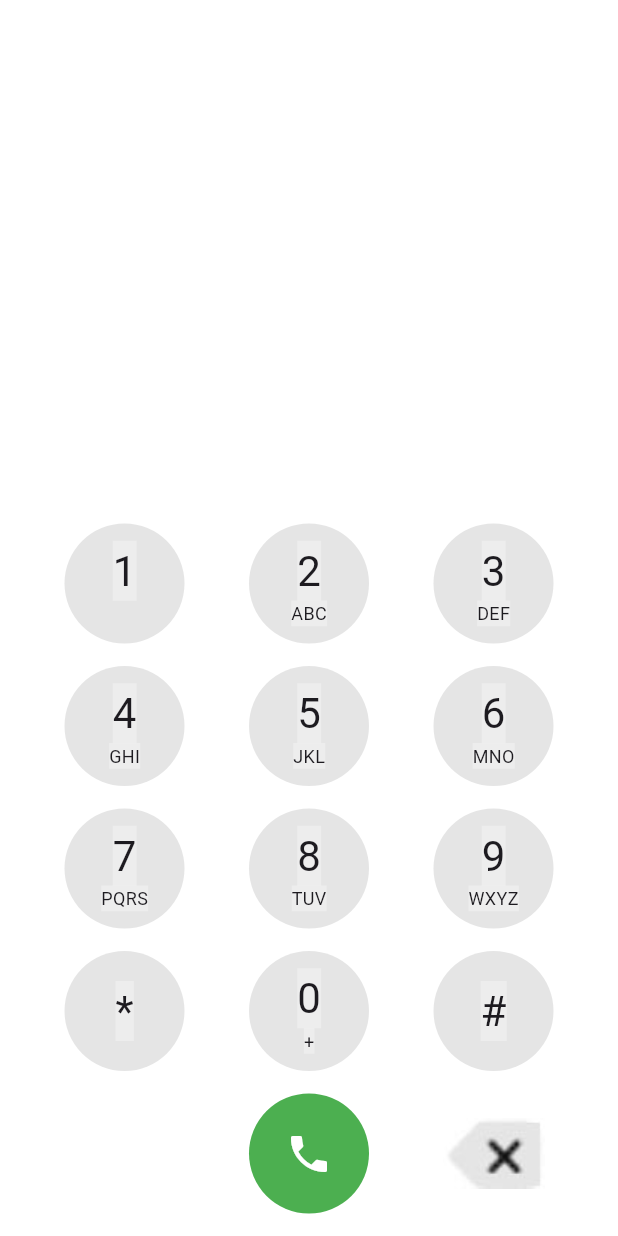
After one commit to elshodatc111/flutter_the_of, a Flutter app: the screen it shows after launch, on a phone screen of 412 x 824 dp. The commit adds this screen. Run offline on Flutter 3.47's test engine with Material 3 defaults, Android fonts, the phone set to English and light mode, and no system bars.

Commit message:
Phone Call Number

```diff
--- a/lib/main.dart
+++ b/lib/main.dart
@@ -1,5 +1,6 @@
 import 'package:flutter/material.dart';
 import 'package:my_card_waters/cards/cards.dart';
+import 'package:my_card_waters/phone/number.dart';
 
 void main() {
   runApp(const MyApp());
@@ -9,8 +10,9 @@ class MyApp extends StatelessWidget {
   @override
   Widget build(BuildContext context) {
     return MaterialApp(
+      debugShowCheckedModeBanner: false,
       color: Colors.red,
-      home: Cards(),
+      home: PhoneNumber(),
     );
   }
 }
--- /dev/null
+++ b/lib/phone/number.dart
@@ -0,0 +1,525 @@
+import 'package:flutter/material.dart';
+import 'package:flutter/services.dart';
+
+class PhoneNumber extends StatefulWidget {
+  const PhoneNumber({super.key});
+
+  @override
+  State<PhoneNumber> createState() => _PhoneNumberState();
+}
+
+class _PhoneNumberState extends State<PhoneNumber> {
+  String number = '';
+
+  @override
+  Widget build(BuildContext context) {
+    return Scaffold(
+      backgroundColor: Colors.white,
+      body: SafeArea(
+        child: Column(
+          mainAxisAlignment: MainAxisAlignment.end,
+          children: [
+            Text(
+              number,
+              style: TextStyle(fontSize: 32),
+            ),
+            SizedBox(height: 15),
+            Row(
+              mainAxisAlignment: MainAxisAlignment.spaceEvenly,
+              children: [
+                InkWell(
+                  onTap: () {
+                    setState(() {
+                      number = number + '1';
+                    });
+                  },
+                  child: Container(
+                    width: 80,
+                    height: 80,
+                    alignment: Alignment.center,
+                    child: Column(
+                      mainAxisAlignment: MainAxisAlignment.center,
+                      children: [
+                        Text(
+                          '1',
+                          style: TextStyle(
+                            backgroundColor: Colors.white30,
+                            fontSize: 28,
+                          ),
+                        ),
+                        Text(
+                          ' ',
+                          style: TextStyle(
+                            backgroundColor: Colors.white30,
+                            fontSize: 12,
+                          ),
+                        ),
+                      ],
+                    ),
+                    decoration: BoxDecoration(
+                      shape: BoxShape.circle,
+                      color: Color(0xffE5E5E5),
+                    ),
+                  ),
+                ),
+                InkWell(
+                  onTap: () {
+                    setState(() {
+                      number = number + '2';
+                    });
+                  },
+                  child: Container(
+                    width: 80,
+                    height: 80,
+                    alignment: Alignment.center,
+                    child: Column(
+                      mainAxisAlignment: MainAxisAlignment.center,
+                      children: [
+                        Text(
+                          '2',
+                          style: TextStyle(
+                            backgroundColor: Colors.white30,
+                            fontSize: 28,
+                          ),
+                        ),
+                        Text(
+                          'ABC',
+                          style: TextStyle(
+                            backgroundColor: Colors.white30,
+                            fontSize: 12,
+                          ),
+                        ),
+                      ],
+                    ),
+                    decoration: BoxDecoration(
+                      shape: BoxShape.circle,
+                      color: Color(0xffE5E5E5),
+                    ),
+                  ),
+                ),
+                InkWell(
+                  onTap: () {
+                    setState(() {
+                      number = number + '3';
+                    });
+                  },
+                  child: Container(
+                    width: 80,
+                    height: 80,
+                    alignment: Alignment.center,
+                    child: Column(
+                      mainAxisAlignment: MainAxisAlignment.center,
+                      children: [
+                        Text(
+                          '3',
+                          style: TextStyle(
+                            backgroundColor: Colors.white30,
+                            fontSize: 28,
+                          ),
+                        ),
+                        Text(
+                          'DEF',
+                          style: TextStyle(
+                            backgroundColor: Colors.white30,
+                            fontSize: 12,
+                          ),
+                        ),
+                      ],
+                    ),
+                    decoration: BoxDecoration(
+                      shape: BoxShape.circle,
+                      color: Color(0xffE5E5E5),
+                    ),
+                  ),
+                ),
+              ],
+            ),
+            SizedBox(height: 15),
+            Row(
+              mainAxisAlignment: MainAxisAlignment.spaceEvenly,
+              children: [
+                InkWell(
+                  onTap: () {
+                    setState(() {
+                      number = number + '4';
+                    });
+                  },
+                  child: Container(
+                    width: 80,
+                    height: 80,
+                    alignment: Alignment.center,
+                    child: Column(
+                      mainAxisAlignment: MainAxisAlignment.center,
+                      children: [
+                        Text(
+                          '4',
+                          style: TextStyle(
+                            backgroundColor: Colors.white30,
+                            fontSize: 28,
+                          ),
+                        ),
+                        Text(
+                          'GHI',
+                          style: TextStyle(
+                            backgroundColor: Colors.white30,
+                            fontSize: 12,
+                          ),
+                        ),
+                      ],
+                    ),
+                    decoration: BoxDecoration(
+                      shape: BoxShape.circle,
+                      color: Color(0xffE5E5E5),
+                    ),
+                  ),
+                ),
+                InkWell(
+                  onTap: () {
+                    setState(() {
+                      number = number + '5';
+                    });
+                  },
+                  child: Container(
+                    width: 80,
+                    height: 80,
+                    alignment: Alignment.center,
+                    child: Column(
+                      mainAxisAlignment: MainAxisAlignment.center,
+                      children: [
+                        Text(
+                          '5',
+                          style: TextStyle(
+                            backgroundColor: Colors.white30,
+                            fontSize: 28,
+                          ),
+                        ),
+                        Text(
+                          'JKL',
+                          style: TextStyle(
+                            backgroundColor: Colors.white30,
+                            fontSize: 12,
+                          ),
+                        ),
+                      ],
+                    ),
+                    decoration: BoxDecoration(
+                      shape: BoxShape.circle,
+                      color: Color(0xffE5E5E5),
+                    ),
+                  ),
+                ),
+                InkWell(
+                  onTap: () {
+                    setState(() {
+                      number = number + '6';
+                    });
+                  },
+                  child: Container(
+                    width: 80,
+                    height: 80,
+                    alignment: Alignment.center,
+                    child: Column(
+                      mainAxisAlignment: MainAxisAlignment.center,
+                      children: [
+                        Text(
+                          '6',
+                          style: TextStyle(
+                            backgroundColor: Colors.white30,
+                            fontSize: 28,
+                          ),
+                        ),
+                        Text(
+                          'MNO',
+                          style: TextStyle(
+                            backgroundColor: Colors.white30,
+                            fontSize: 12,
+                          ),
+                        ),
+                      ],
+                    ),
+                    decoration: BoxDecoration(
+                      shape: BoxShape.circle,
+                      color: Color(0xffE5E5E5),
+                    ),
+                  ),
+                ),
+              ],
+            ),
+            SizedBox(height: 15),
+            Row(
+              mainAxisAlignment: MainAxisAlignment.spaceEvenly,
+              children: [
+                InkWell(
+                  onTap: () {
+                    setState(() {
+                      number = number + '7';
+                    });
+                  },
+                  child: Container(
+                    width: 80,
+                    height: 80,
+                    alignment: Alignment.center,
+                    child: Column(
+                      mainAxisAlignment: MainAxisAlignment.center,
+                      children: [
+                        Text(
+                          '7',
+                          style: TextStyle(
+                            backgroundColor: Colors.white30,
+                            fontSize: 28,
+                          ),
+                        ),
+                        Text(
+                          'PQRS',
+                          style: TextStyle(
+                            backgroundColor: Colors.white30,
+                            fontSize: 12,
+                          ),
+                        ),
+                      ],
+                    ),
+                    decoration: BoxDecoration(
+                      shape: BoxShape.circle,
+                      color: Color(0xffE5E5E5),
+                    ),
+                  ),
+                ),
+                InkWell(
+                  onTap: () {
+                    setState(() {
+                      number = number + '8';
+                    });
+                  },
+                  child: Container(
+                    width: 80,
+                    height: 80,
+                    alignment: Alignment.center,
+                    child: Column(
+                      mainAxisAlignment: MainAxisAlignment.center,
+                      children: [
+                        Text(
+                          '8',
+                          style: TextStyle(
+                            backgroundColor: Colors.white30,
+                            fontSize: 28,
+                          ),
+                        ),
+                        Text(
+                          'TUV',
+                          style: TextStyle(
+                            backgroundColor: Colors.white30,
+                            fontSize: 12,
+                          ),
+                        ),
+                      ],
+                    ),
+                    decoration: BoxDecoration(
+                      shape: BoxShape.circle,
+                      color: Color(0xffE5E5E5),
+                    ),
+                  ),
+                ),
+                InkWell(
+                  onTap: () {
+                    setState(() {
+                      number = number + '9';
+                    });
+                  },
+                  child: Container(
+                    width: 80,
+                    height: 80,
+                    alignment: Alignment.center,
+                    child: Column(
+                      mainAxisAlignment: MainAxisAlignment.center,
+                      children: [
+                        Text(
+                          '9',
+                          style: TextStyle(
+                            backgroundColor: Colors.white30,
+                            fontSize: 28,
+                          ),
+                        ),
+                        Text(
+                          'WXYZ',
+                          style: TextStyle(
+                            backgroundColor: Colors.white30,
+                            fontSize: 12,
+                          ),
+                        ),
+                      ],
+                    ),
+                    decoration: BoxDecoration(
+                      shape: BoxShape.circle,
+                      color: Color(0xffE5E5E5),
+                    ),
+                  ),
+                ),
+              ],
+            ),
+            SizedBox(height: 15),
+            Row(
+              mainAxisAlignment: MainAxisAlignment.spaceEvenly,
+              children: [
+                InkWell(
+                  onTap: () {
+                    setState(() {
+                      number = number + '*';
+                    });
+                  },
+                  child: Container(
+                    width: 80,
+                    height: 80,
+                    alignment: Alignment.center,
+                    child: Column(
+                      mainAxisAlignment: MainAxisAlignment.center,
+                      children: [
+                        Text(
+                          '*',
+                          style: TextStyle(
+                            backgroundColor: Colors.white30,
+                            fontSize: 28,
+                          ),
+                        ),
+                      ],
+                    ),
+                    decoration: BoxDecoration(
+                      shape: BoxShape.circle,
+                      color: Color(0xffE5E5E5),
+                    ),
+                  ),
+                ),
+                InkWell(
+                  onTap: () {
+                    setState(() {
+                      number = number + '0';
+                    });
+                  },
+                  child: Container(
+                    width: 80,
+                    height: 80,
+                    alignment: Alignment.center,
+                    child: Column(
+                      mainAxisAlignment: MainAxisAlignment.center,
+                      children: [
+                        Text(
+                          '0',
+                          style: TextStyle(
+                            backgroundColor: Colors.white30,
+                            fontSize: 28,
+                          ),
+                        ),
+                        Text(
+                          '+',
+                          style: TextStyle(
+                            backgroundColor: Colors.white30,
+                            fontSize: 12,
+                          ),
+                        ),
+                      ],
+                    ),
+                    decoration: BoxDecoration(
+                      shape: BoxShape.circle,
+                      color: Color(0xffE5E5E5),
+                    ),
+                  ),
+                ),
+                InkWell(
+                  onTap: () {
+                    setState(() {
+                      number = number + '#';
+                    });
+                  },
+                  child: Container(
+                    width: 80,
+                    height: 80,
+                    alignment: Alignment.center,
+                    child: Column(
+                      mainAxisAlignment: MainAxisAlignment.center,
+                      children: [
+                        Text(
+                          '#',
+                          style: TextStyle(
+                            backgroundColor: Colors.white30,
+                            fontSize: 28,
+                          ),
+                        ),
+                      ],
+                    ),
+                    decoration: BoxDecoration(
+                      shape: BoxShape.circle,
+                      color: Color(0xffE5E5E5),
+                    ),
+                  ),
+                ),
+              ],
+            ),
+            SizedBox(height: 15),
+            Row(
+              mainAxisAlignment: MainAxisAlignment.spaceEvenly,
+              children: [
+                Container(
+                  width: 80,
+                  height: 80,
+                  alignment: Alignment.center,
+                  child: Column(
+                    mainAxisAlignment: MainAxisAlignment.center,
+                    children: [
+                      Text(
+                        '',
+                        style: TextStyle(
+                          backgroundColor: Colors.white30,
+                          fontSize: 28,
+                        ),
+                      ),
+                    ],
+                  ),
+                ),
+                Container(
+                  width: 80,
+                  height: 80,
+                  alignment: Alignment.center,
+                  child: Column(
+                    mainAxisAlignment: MainAxisAlignment.center,
+                    children: [
+                      Icon(
+                        Icons.phone,
+                        size: 32,
+                        color: Colors.white,
+                      ),
+                    ],
+                  ),
+                  decoration: BoxDecoration(
+                    shape: BoxShape.circle,
+                    color: Colors.green,
+                  ),
+                ),
+                InkWell(
+                  onTap: () {
+                    setState(() {
+                      if (number.isEmpty) {
+                        number = number;
+                      }
+                      number = number.substring(0, number.length - 1);
+                    });
+                  },
+                  child: Container(
+                    width: 80,
+                    height: 80,
+                    alignment: Alignment.center,
+                    child: Column(
+                      mainAxisAlignment: MainAxisAlignment.center,
+                      children: [
+                        Image.asset('assets/image/phones.jpg'),
+                      ],
+                    ),
+                  ),
+                ),
+              ],
+            ),
+            SizedBox(height: 15),
+          ],
+        ),
+      ),
+    );
+  }
+}
```
Also changed, not shown: assets/image/phones.jpg (added).
